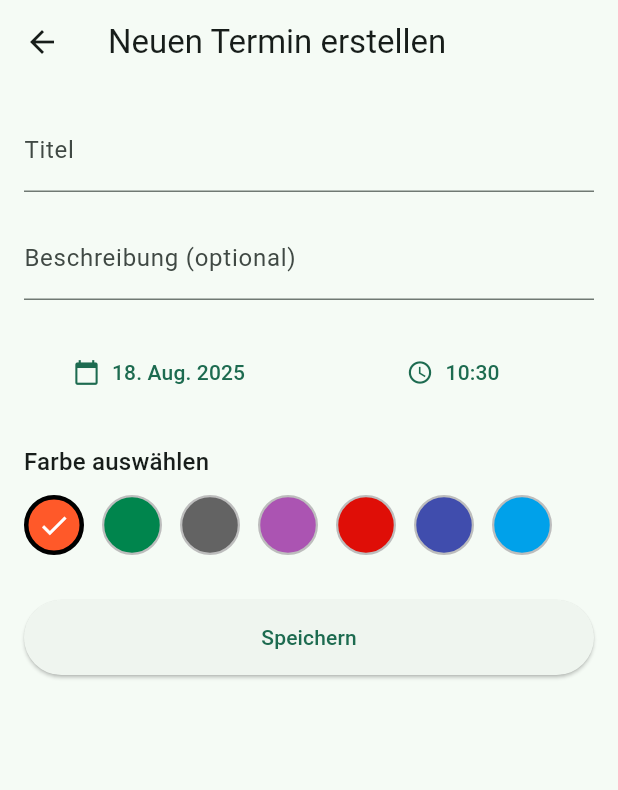
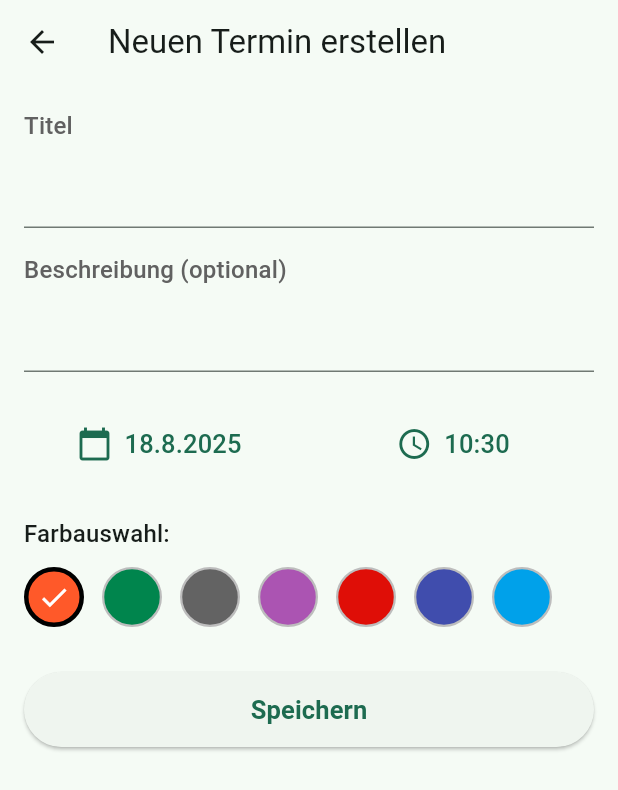
Before and after one commit to urdev-github1/ukalender2, a Flutter app: the screen it shows after launch, after a tap on the "add" icon, on a phone screen of 412 x 824 dp. Shown: the top 790 px of the screen. Run offline on Flutter 3.47's test engine with Material 3 defaults, Android fonts, the phone set to English and light mode, and no system bars; our stand-ins replace file_picker, flutter_local_notifications, package_info_plus, share_plus, shared_preferences, syncfusion_flutter_calendar and 1 more; missing offline and left inert: add_2_calendar, icalendar_parser, icalendar_plus; network calls fail.

Commit message:
App Design 6 (Anpassungen an AddEventScreen)

```diff
--- a/lib/screens/add_event_screen.dart
+++ b/lib/screens/add_event_screen.dart
@@ -2,7 +2,7 @@
 
 import 'package:flutter/material.dart';
 import 'package:intl/intl.dart';
-import 'package:uuid/uuid.dart'; // NEU: Import für eindeutige IDs
+import 'package:uuid/uuid.dart';
 import '../models/event.dart';
 import '../services/notification_service.dart';
 import '../utils/app_colors.dart';
@@ -29,7 +29,6 @@ class _AddEventScreenState extends State<AddEventScreen> {
   late TimeOfDay _selectedTime;
   late Color _selectedColor;
 
-  // NEU: Eine Instanz zur Generierung von UUIDs
   final Uuid _uuid = const Uuid();
 
   @override
@@ -38,7 +37,6 @@ class _AddEventScreenState extends State<AddEventScreen> {
     _selectedDate = widget.selectedDate;
 
     if (widget.eventToEdit != null) {
-      // Modus "Bearbeiten": Initialisiert die Felder mit den Werten des bestehenden Termins.
       final event = widget.eventToEdit!;
       _titleController.text = event.title;
       _descController.text = event.description ?? '';
@@ -46,7 +44,6 @@ class _AddEventScreenState extends State<AddEventScreen> {
       _selectedTime = TimeOfDay.fromDateTime(event.date);
       _selectedColor = event.color;
     } else {
-      // Modus "Neu erstellen": Setzt Standardwerte.
       _selectedTime = TimeOfDay.now();
       _selectedColor = AppColors.eventColors.first;
     }
@@ -59,18 +56,13 @@ class _AddEventScreenState extends State<AddEventScreen> {
     super.dispose();
   }
 
-  // --- HILFSMETHODEN FÜR DATUMS- UND ZEITAUSWAHL ---
-
   Future<void> _selectDate() async {
     final pickedDate = await showDatePicker(
       context: context,
       initialDate: _selectedDate,
       firstDate: DateTime(2000),
       lastDate: DateTime(2101),
-      locale: const Locale(
-        'de',
-        'DE',
-      ), // Stellt sicher, dass der Kalender auf Deutsch ist
+      locale: const Locale('de', 'DE'),
     );
     if (pickedDate != null && pickedDate != _selectedDate) {
       setState(() {
@@ -91,12 +83,11 @@ class _AddEventScreenState extends State<AddEventScreen> {
     }
   }
 
-  // Das Widget für die Farbauswahl bleibt unverändert.
   Widget _buildColorPicker() {
     return Column(
       crossAxisAlignment: CrossAxisAlignment.start,
       children: [
-        Text('Farbe auswählen', style: Theme.of(context).textTheme.titleMedium),
+        Text('Farbauswahl:', style: Theme.of(context).textTheme.titleMedium),
         const SizedBox(height: 10),
         Wrap(
           spacing: 12.0,
@@ -130,15 +121,95 @@ class _AddEventScreenState extends State<AddEventScreen> {
     );
   }
 
+  // =======================================================================
+  // ==================== HIER BEGINNT DIE ÄNDERUNG ========================
+  // =======================================================================
+
+  /// Erstellt ein einheitliches Eingabefeld mit einem externen Label.
+  /// Dies garantiert eine absolut identische Größe für alle Labels.
+  Widget _buildTitledTextField({
+    required BuildContext context,
+    required String label,
+    required TextEditingController controller,
+    String? hintText, // Optionaler Hinweis im Feld selbst
+    String? Function(String?)? validator,
+  }) {
+    // Definiere hier den Stil, der für alle Labels gelten soll.
+    final labelStyle = Theme.of(context).textTheme.titleMedium?.copyWith(
+      color: Colors.grey.shade700, // Farbe anpassen, falls gewünscht
+    );
+
+    return Column(
+      crossAxisAlignment: CrossAxisAlignment.start,
+      children: [
+        // 1. Das Label als eigenständiges Text-Widget
+        Text(label, style: labelStyle),
+        const SizedBox(height: 8.0), // Abstand zwischen Label und Feld
+        // 2. Das TextFormField ohne eigenes labelText
+        TextFormField(
+          controller: controller,
+          decoration: InputDecoration(
+            // Verwende hintText für einen Platzhalter innerhalb des Feldes
+            hintText: hintText,
+            // Entferne labelText, da wir unser eigenes Label haben
+            labelText: null,
+            // Weitere Dekorationen wie Ränder können hier hinzugefügt werden
+            border: const UnderlineInputBorder(),
+            contentPadding: const EdgeInsets.symmetric(vertical: 10.0),
+          ),
+          validator: validator,
+        ),
+      ],
+    );
+  }
+  // =======================================================================
+  // ===================== HIER ENDET DIE ÄNDERUNG =========================
+  // =======================================================================
+
   @override
   Widget build(BuildContext context) {
+    final isEditing = widget.eventToEdit != null;
+
     return Scaffold(
       appBar: AppBar(
-        title: Text(
-          widget.eventToEdit == null
-              ? 'Neuen Termin erstellen'
-              : 'Termin bearbeiten',
-        ),
+        title: Text(isEditing ? 'Termin bearbeiten' : 'Neuen Termin erstellen'),
+        actions: [
+          if (isEditing)
+            IconButton(
+              icon: const Icon(Icons.delete_outline),
+              tooltip: 'Termin löschen',
+              onPressed: () async {
+                final confirmDelete = await showDialog<bool>(
+                  context: context,
+                  builder: (BuildContext context) {
+                    return AlertDialog(
+                      title: const Text('Löschen bestätigen'),
+                      content: const Text(
+                        'Möchten Sie diesen Termin wirklich endgültig löschen?',
+                      ),
+                      actions: <Widget>[
+                        TextButton(
+                          onPressed: () => Navigator.of(context).pop(false),
+                          child: const Text('Abbrechen'),
+                        ),
+                        TextButton(
+                          style: TextButton.styleFrom(
+                            foregroundColor: Colors.red,
+                          ),
+                          onPressed: () => Navigator.of(context).pop(true),
+                          child: const Text('Löschen'),
+                        ),
+                      ],
+                    );
+                  },
+                );
+
+                if (confirmDelete == true) {
+                  Navigator.of(context).pop(true);
+                }
+              },
+            ),
+        ],
       ),
       body: SingleChildScrollView(
         child: Padding(
@@ -148,9 +219,14 @@ class _AddEventScreenState extends State<AddEventScreen> {
             child: Column(
               crossAxisAlignment: CrossAxisAlignment.start,
               children: [
-                TextFormField(
+                // =======================================================================
+                // ==================== HIER BEGINNT DIE ÄNDERUNG ========================
+                // =======================================================================
+                // Verwende die neue Methode, um das Titelfeld zu erstellen
+                _buildTitledTextField(
+                  context: context,
+                  label: 'Titel',
                   controller: _titleController,
-                  decoration: const InputDecoration(labelText: 'Titel'),
                   validator: (value) {
                     if (value == null || value.isEmpty) {
                       return 'Bitte geben Sie einen Titel ein.';
@@ -159,22 +235,26 @@ class _AddEventScreenState extends State<AddEventScreen> {
                   },
                 ),
                 const SizedBox(height: 16),
-                TextFormField(
+
+                // Verwende dieselbe Methode für das Beschreibungsfeld
+                _buildTitledTextField(
+                  context: context,
+                  label: 'Beschreibung (optional)',
                   controller: _descController,
-                  decoration: const InputDecoration(
-                    labelText: 'Beschreibung (optional)',
-                  ),
                 ),
+
+                // =======================================================================
+                // ===================== HIER ENDET DIE ÄNDERUNG =========================
+                // =======================================================================
                 const SizedBox(height: 24),
-
-                // KORREKTUR: Implementierte Datums- und Zeitauswahl
                 Row(
                   children: [
                     Expanded(
                       child: TextButton.icon(
-                        icon: const Icon(Icons.calendar_today),
+                        icon: const Icon(Icons.calendar_today, size: 24),
                         label: Text(
-                          DateFormat.yMMMd('de_DE').format(_selectedDate),
+                          DateFormat.yMd('de_DE').format(_selectedDate),
+                          style: const TextStyle(fontSize: 17),
                         ),
                         onPressed: _selectDate,
                       ),
@@ -182,8 +262,11 @@ class _AddEventScreenState extends State<AddEventScreen> {
                     const SizedBox(width: 12),
                     Expanded(
                       child: TextButton.icon(
-                        icon: const Icon(Icons.access_time),
-                        label: Text(_selectedTime.format(context)),
+                        icon: const Icon(Icons.access_time, size: 24),
+                        label: Text(
+                          _selectedTime.format(context),
+                          style: const TextStyle(fontSize: 17),
+                        ),
                         onPressed: _selectTime,
                       ),
                     ),
@@ -207,15 +290,11 @@ class _AddEventScreenState extends State<AddEventScreen> {
                           _selectedTime.minute,
                         );
 
-                        // KORREKTUR: Eindeutige ID-Generierung
-                        // Beim Bearbeiten wird die alte ID beibehalten,
-                        // nur bei neuen Terminen wird eine neue generiert.
                         final String eventId =
                             widget.eventToEdit?.id ?? _uuid.v4();
 
-                        // Erstellt das finale Event-Objekt
                         final finalEvent = Event(
-                          id: eventId, // Wichtig: Die ID dem Objekt mitgeben
+                          id: eventId,
                           title: _titleController.text,
                           description: _descController.text.isEmpty
                               ? null
@@ -224,22 +303,24 @@ class _AddEventScreenState extends State<AddEventScreen> {
                           color: _selectedColor,
                         );
 
-                        // Die ID für Benachrichtigungen muss ein Integer sein.
-                        // Der Hash-Code der UUID ist dafür eine sichere Wahl.
                         final int notificationId = eventId.hashCode;
 
-                        // Planen der Benachrichtigungen
                         NotificationService().scheduleReminders(
                           notificationId,
                           finalEvent.title,
                           finalEvent.date,
                         );
 
-                        // Gibt das erstellte/bearbeitete Event an den Kalender-Screen zurück
                         Navigator.of(context).pop(finalEvent);
                       }
                     },
-                    child: const Text('Speichern'),
+                    child: const Text(
+                      'Speichern',
+                      style: TextStyle(
+                        fontSize: 17,
+                        fontWeight: FontWeight.bold,
+                      ),
+                    ),
                   ),
                 ),
               ],
```
Also changed, not shown: lib/screens/calendar_screen.dart (+38 -104 lines).
